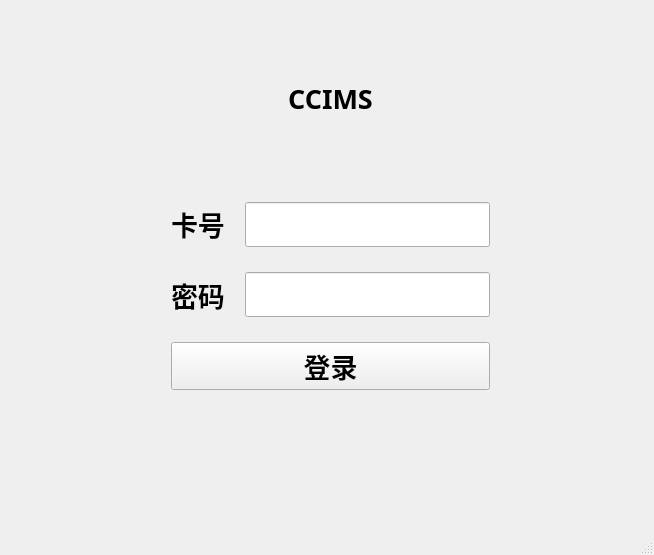
First picture: the form in mainwindow.ui, repository liuweiky/CCIMS, before the edit.
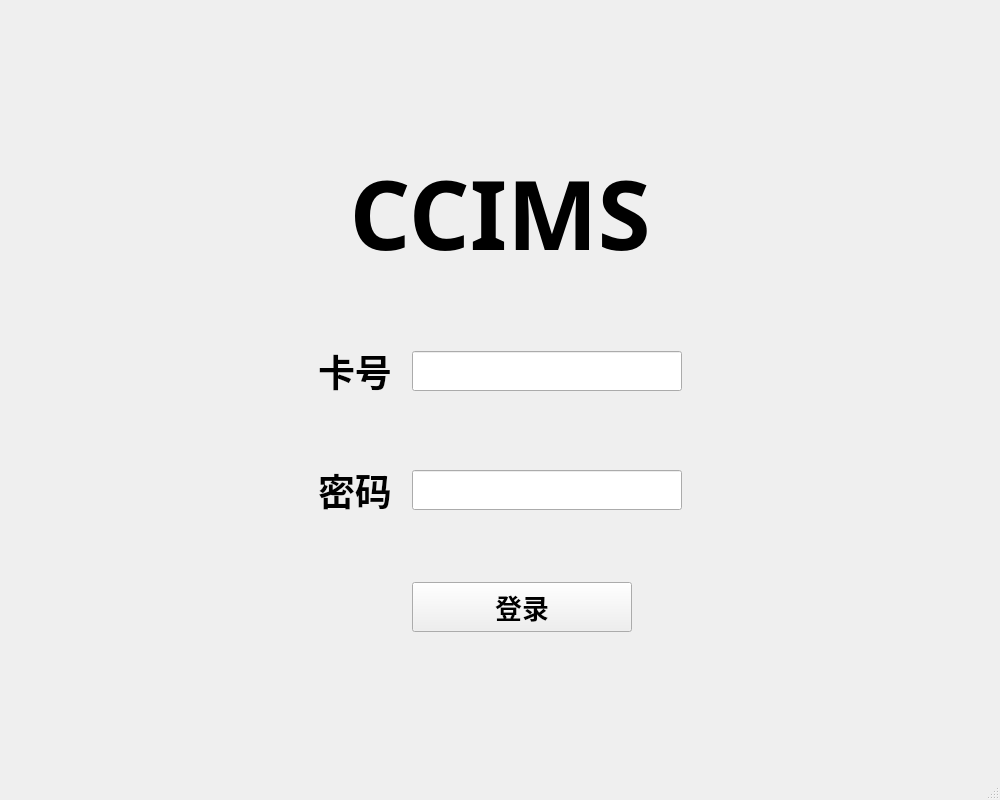
Second picture: the form after the edit.

Commit message: center layout

Patch:
```diff
--- a/mainwindow.ui
+++ b/mainwindow.ui
@@ -6,67 +6,83 @@
    <rect>
     <x>0</x>
     <y>0</y>
-    <width>654</width>
-    <height>555</height>
+    <width>1000</width>
+    <height>800</height>
    </rect>
   </property>
+  <property name="minimumSize">
+   <size>
+    <width>1000</width>
+    <height>800</height>
+   </size>
+  </property>
   <property name="windowTitle">
    <string>MainWindow</string>
   </property>
   <widget class="QWidget" name="centralWidget">
-   <widget class="QWidget" name="verticalLayoutWidget">
-    <property name="geometry">
-     <rect>
-      <x>160</x>
-      <y>10</y>
-      <width>341</width>
-      <height>391</height>
-     </rect>
-    </property>
-    <layout class="QVBoxLayout" name="verticalLayout">
-     <property name="spacing">
-      <number>25</number>
-     </property>
-     <property name="sizeConstraint">
-      <enum>QLayout::SetMinAndMaxSize</enum>
-     </property>
-     <item>
-      <widget class="QLabel" name="label_3">
-       <property name="font">
-        <font>
-         <family>微软雅黑</family>
-         <pointsize>20</pointsize>
-         <weight>75</weight>
-         <bold>true</bold>
-        </font>
-       </property>
-       <property name="text">
-        <string>&lt;html&gt;&lt;head/&gt;&lt;body&gt;&lt;p align=&quot;center&quot;&gt;CCIMS&lt;/p&gt;&lt;/body&gt;&lt;/html&gt;</string>
-       </property>
-      </widget>
-     </item>
-     <item>
+   <property name="sizePolicy">
+    <sizepolicy hsizetype="Expanding" vsizetype="Expanding">
+     <horstretch>0</horstretch>
+     <verstretch>0</verstretch>
+    </sizepolicy>
+   </property>
       <layout class="QHBoxLayout" name="horizontalLayout">
-       <property name="spacing">
+    <item>
+     <spacer name="horizontalSpacer">
+      <property name="orientation">
+       <enum>Qt::Horizontal</enum>
+      </property>
+      <property name="sizeHint" stdset="0">
+       <size>
+        <width>298</width>
+        <height>20</height>
+       </size>
+      </property>
+     </spacer>
+    </item>
+    <item>
+     <layout class="QVBoxLayout" name="verticalLayout">
+      <item>
+       <spacer name="verticalSpacer">
+        <property name="orientation">
+         <enum>Qt::Vertical</enum>
+        </property>
+        <property name="sizeHint" stdset="0">
+         <size>
+          <width>20</width>
+          <height>40</height>
+         </size>
+        </property>
+       </spacer>
+      </item>
+      <item>
+       <layout class="QGridLayout" name="gridLayout">
+        <property name="horizontalSpacing">
         <number>20</number>
        </property>
-       <item>
-        <widget class="QLabel" name="label">
-         <property name="font">
-          <font>
-           <family>微软雅黑</family>
-           <pointsize>20</pointsize>
-           <weight>75</weight>
-           <bold>true</bold>
-          </font>
-         </property>
-         <property name="text">
-          <string>&lt;html&gt;&lt;head/&gt;&lt;body&gt;&lt;p&gt;卡号&lt;/p&gt;&lt;/body&gt;&lt;/html&gt;</string>
-         </property>
-        </widget>
-       </item>
-       <item>
+        <property name="verticalSpacing">
+         <number>65</number>
+        </property>
+        <item row="1" column="1">
         <widget class="QLineEdit" name="UserNameLineEdit">
+          <property name="sizePolicy">
+           <sizepolicy hsizetype="Preferred" vsizetype="Preferred">
+            <horstretch>0</horstretch>
+            <verstretch>0</verstretch>
+           </sizepolicy>
+          </property>
+          <property name="minimumSize">
+           <size>
+            <width>270</width>
+            <height>40</height>
+           </size>
+          </property>
+          <property name="maximumSize">
+           <size>
+            <width>270</width>
+            <height>40</height>
+           </size>
+          </property>
          <property name="font">
           <font>
            <family>微软雅黑</family>
@@ -78,15 +94,14 @@
          </property>
         </widget>
        </item>
-      </layout>
-     </item>
-     <item>
-      <layout class="QHBoxLayout" name="horizontalLayout_2">
-       <property name="spacing">
-        <number>20</number>
-       </property>
-       <item>
-        <widget class="QLabel" name="label_2">
+        <item row="1" column="0">
+         <widget class="QLabel" name="label">
+          <property name="sizePolicy">
+           <sizepolicy hsizetype="Preferred" vsizetype="Preferred">
+            <horstretch>0</horstretch>
+            <verstretch>0</verstretch>
+           </sizepolicy>
+          </property>
          <property name="font">
           <font>
            <family>微软雅黑</family>
@@ -96,12 +111,30 @@
           </font>
          </property>
          <property name="text">
-          <string>密码</string>
+           <string>&lt;html&gt;&lt;head/&gt;&lt;body&gt;&lt;p&gt;&lt;span style=&quot; font-size:28pt;&quot;&gt;卡号&lt;/span&gt;&lt;/p&gt;&lt;/body&gt;&lt;/html&gt;</string>
          </property>
         </widget>
        </item>
-       <item>
+        <item row="3" column="1">
         <widget class="QLineEdit" name="PasswordLineEdit">
+          <property name="sizePolicy">
+           <sizepolicy hsizetype="Preferred" vsizetype="Preferred">
+            <horstretch>0</horstretch>
+            <verstretch>0</verstretch>
+           </sizepolicy>
+          </property>
+          <property name="minimumSize">
+           <size>
+            <width>270</width>
+            <height>40</height>
+           </size>
+          </property>
+          <property name="maximumSize">
+           <size>
+            <width>270</width>
+            <height>40</height>
+           </size>
+          </property>
          <property name="font">
           <font>
            <family>微软雅黑</family>
@@ -113,10 +146,47 @@
          </property>
         </widget>
        </item>
-      </layout>
-     </item>
-     <item>
+        <item row="3" column="0">
+         <widget class="QLabel" name="label_2">
+          <property name="sizePolicy">
+           <sizepolicy hsizetype="Preferred" vsizetype="Preferred">
+            <horstretch>0</horstretch>
+            <verstretch>0</verstretch>
+           </sizepolicy>
+          </property>
+          <property name="font">
+           <font>
+            <family>微软雅黑</family>
+            <pointsize>20</pointsize>
+            <weight>75</weight>
+            <bold>true</bold>
+           </font>
+          </property>
+          <property name="text">
+           <string>&lt;html&gt;&lt;head/&gt;&lt;body&gt;&lt;p&gt;&lt;span style=&quot; font-size:28pt;&quot;&gt;密码&lt;/span&gt;&lt;/p&gt;&lt;/body&gt;&lt;/html&gt;</string>
+          </property>
+         </widget>
+        </item>
+        <item row="4" column="1">
       <widget class="QPushButton" name="pushButton">
+          <property name="sizePolicy">
+           <sizepolicy hsizetype="Preferred" vsizetype="Preferred">
+            <horstretch>0</horstretch>
+            <verstretch>0</verstretch>
+           </sizepolicy>
+          </property>
+          <property name="minimumSize">
+           <size>
+            <width>220</width>
+            <height>50</height>
+           </size>
+          </property>
+          <property name="maximumSize">
+           <size>
+            <width>220</width>
+            <height>50</height>
+           </size>
+          </property>
        <property name="font">
         <font>
          <family>微软雅黑</family>
@@ -130,8 +200,58 @@
        </property>
       </widget>
      </item>
-    </layout>
-   </widget>
+        <item row="0" column="0" colspan="2">
+         <widget class="QLabel" name="label_3">
+          <property name="sizePolicy">
+           <sizepolicy hsizetype="Preferred" vsizetype="Preferred">
+            <horstretch>0</horstretch>
+            <verstretch>0</verstretch>
+           </sizepolicy>
+          </property>
+          <property name="font">
+           <font>
+            <family>微软雅黑</family>
+            <pointsize>20</pointsize>
+            <weight>75</weight>
+            <bold>true</bold>
+           </font>
+          </property>
+          <property name="text">
+           <string>&lt;html&gt;&lt;head/&gt;&lt;body&gt;&lt;p align=&quot;center&quot;&gt;&lt;span style=&quot; font-size:72pt;&quot;&gt;CCIMS&lt;/span&gt;&lt;/p&gt;&lt;/body&gt;&lt;/html&gt;</string>
+          </property>
+         </widget>
+        </item>
+       </layout>
+      </item>
+      <item>
+       <spacer name="verticalSpacer_2">
+        <property name="orientation">
+         <enum>Qt::Vertical</enum>
+        </property>
+        <property name="sizeHint" stdset="0">
+         <size>
+          <width>20</width>
+          <height>40</height>
+         </size>
+        </property>
+       </spacer>
+      </item>
+     </layout>
+    </item>
+    <item>
+     <spacer name="horizontalSpacer_2">
+      <property name="orientation">
+       <enum>Qt::Horizontal</enum>
+      </property>
+      <property name="sizeHint" stdset="0">
+       <size>
+        <width>297</width>
+        <height>20</height>
+       </size>
+      </property>
+     </spacer>
+    </item>
+   </layout>
   </widget>
   <widget class="QMenuBar" name="menuBar">
    <property name="geometry">
```
Left out of the diff: 4 changed lines with no effect on the pictures. Lines whose indentation alone changed are shown as unchanged.
